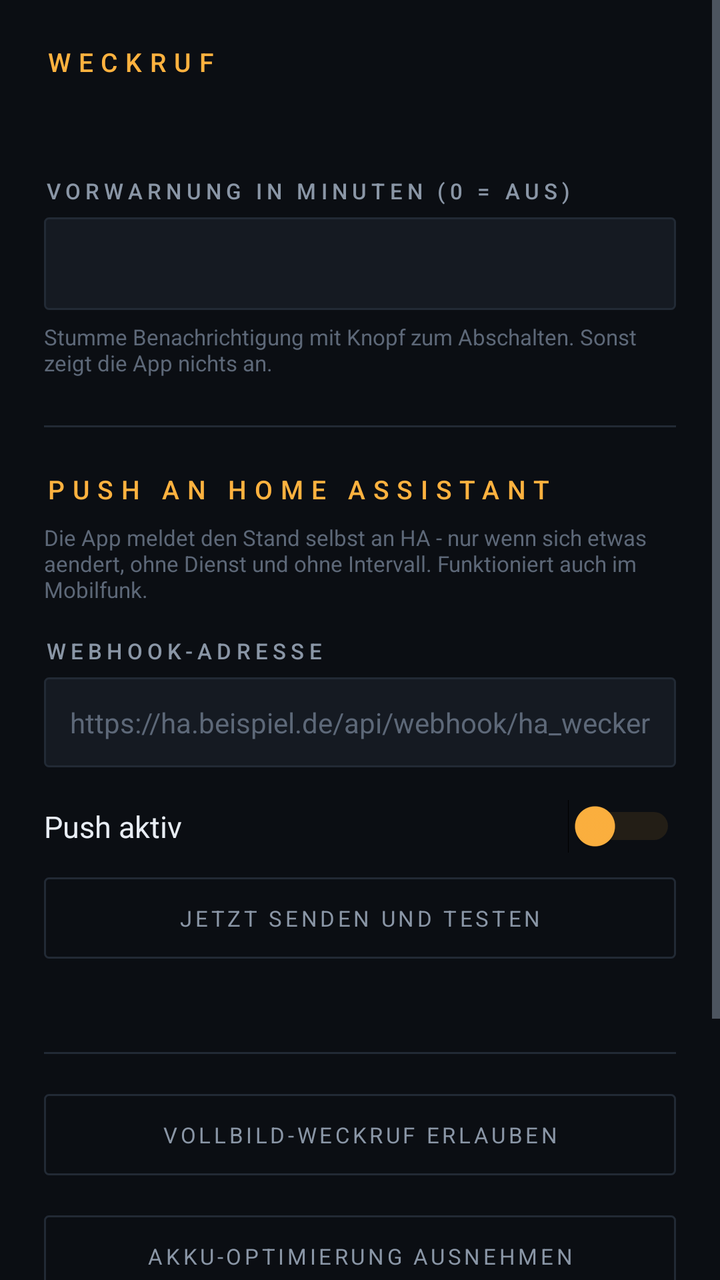
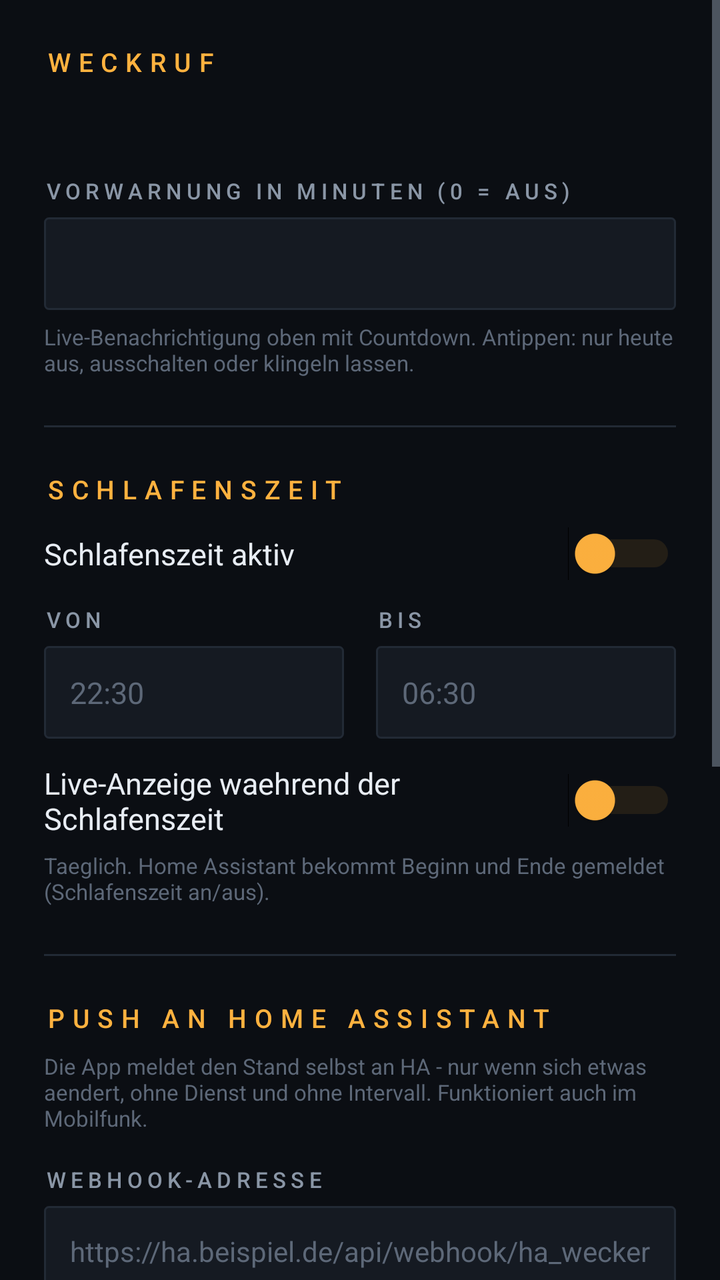

An Android layout rendered at two revisions. The XML below is the earlier revision; the diff shows what the commit changed to produce the second picture.
<!-- AndroidManifest.xml: application theme AppTheme -->
<!-- res/layout/dialog_settings.xml -->
<?xml version="1.0" encoding="utf-8"?>
<ScrollView xmlns:android="http://schemas.android.com/apk/res/android"
    xmlns:tools="http://schemas.android.com/tools"
    android:layout_width="match_parent"
    android:layout_height="wrap_content"
    android:background="@color/bg">

    <LinearLayout
        android:layout_width="match_parent"
        android:layout_height="wrap_content"
        android:orientation="vertical"
        android:padding="22dp">

        <TextView
            android:layout_width="wrap_content"
            android:layout_height="wrap_content"
            android:fontFamily="sans-serif-medium"
            android:letterSpacing="0.3"
            android:text="WECKRUF"
            android:textColor="@color/accent"
            android:textSize="13sp" />

        <TextView
            android:id="@+id/cfgInfo"
            android:layout_width="match_parent"
            android:layout_height="wrap_content"
            android:layout_marginTop="10dp"
            android:fontFamily="monospace"
            android:textColor="@color/text_dim"
            android:textSize="12sp" />

        <TextView
            style="@style/Label"
            android:layout_width="wrap_content"
            android:layout_height="wrap_content"
            android:layout_marginTop="22dp"
            android:text="Vorwarnung in Minuten (0 = aus)" />

        <EditText
            android:id="@+id/cfgPrewarn"
            android:layout_width="match_parent"
            android:layout_height="wrap_content"
            android:layout_marginTop="6dp"
            android:background="@drawable/bg_strip"
            android:inputType="number"
            android:maxLength="3"
            android:padding="13dp"
            android:textColor="@color/text"
            android:textSize="15sp"
            tools:ignore="Autofill,LabelFor" />

        <TextView
            android:layout_width="match_parent"
            android:layout_height="wrap_content"
            android:layout_marginTop="6dp"
            android:text="Stumme Benachrichtigung mit Knopf zum Abschalten. Sonst zeigt die App nichts an."
            android:textColor="@color/text_off"
            android:textSize="11sp" />

        <View
            android:layout_width="match_parent"
            android:layout_height="1dp"
            android:layout_marginTop="24dp"
            android:background="@color/line" />

        <TextView
            android:layout_width="wrap_content"
            android:layout_height="wrap_content"
            android:layout_marginTop="22dp"
            android:fontFamily="sans-serif-medium"
            android:letterSpacing="0.3"
            android:text="PUSH AN HOME ASSISTANT"
            android:textColor="@color/accent"
            android:textSize="13sp" />

        <TextView
            android:layout_width="match_parent"
            android:layout_height="wrap_content"
            android:layout_marginTop="8dp"
            android:text="Die App meldet den Stand selbst an HA - nur wenn sich etwas aendert, ohne Dienst und ohne Intervall. Funktioniert auch im Mobilfunk."
            android:textColor="@color/text_off"
            android:textSize="11sp" />

        <TextView
            style="@style/Label"
            android:layout_width="wrap_content"
            android:layout_height="wrap_content"
            android:layout_marginTop="16dp"
            android:text="Webhook-Adresse" />

        <EditText
            android:id="@+id/cfgHaUrl"
            android:layout_width="match_parent"
            android:layout_height="wrap_content"
            android:layout_marginTop="6dp"
            android:background="@drawable/bg_strip"
            android:hint="https://ha.beispiel.de/api/webhook/ha_wecker"
            android:inputType="textUri"
            android:padding="13dp"
            android:textColor="@color/text"
            android:textColorHint="@color/text_off"
            android:textSize="14sp"
            tools:ignore="Autofill,LabelFor,TextFields" />

        <LinearLayout
            android:layout_width="match_parent"
            android:layout_height="wrap_content"
            android:layout_marginTop="16dp"
            android:gravity="center_vertical"
            android:orientation="horizontal">

            <TextView
                android:layout_width="0dp"
                android:layout_height="wrap_content"
                android:layout_weight="1"
                android:text="Push aktiv"
                android:textColor="@color/text"
                android:textSize="15sp" />

            <Switch
                android:id="@+id/cfgPushEnabled"
                android:layout_width="wrap_content"
                android:layout_height="wrap_content"
                android:thumbTint="@color/accent"
                android:trackTint="@color/accent_dim"
                tools:ignore="UseSwitchCompatOrMaterialXml" />
        </LinearLayout>

        <TextView
            android:id="@+id/cfgPushNow"
            android:layout_width="match_parent"
            android:layout_height="wrap_content"
            android:layout_marginTop="12dp"
            android:background="@drawable/btn_outline"
            android:gravity="center"
            android:letterSpacing="0.14"
            android:paddingTop="13dp"
            android:paddingBottom="13dp"
            android:text="JETZT SENDEN UND TESTEN"
            android:textColor="@color/text_dim"
            android:textSize="11sp" />

        <TextView
            android:id="@+id/cfgPushStatus"
            android:layout_width="match_parent"
            android:layout_height="wrap_content"
            android:layout_marginTop="8dp"
            android:fontFamily="monospace"
            android:textColor="@color/text_off"
            android:textSize="11sp" />

        <View
            android:layout_width="match_parent"
            android:layout_height="1dp"
            android:layout_marginTop="24dp"
            android:background="@color/line" />

        <TextView
            android:id="@+id/cfgFullscreen"
            android:layout_width="match_parent"
            android:layout_height="wrap_content"
            android:layout_marginTop="20dp"
            android:background="@drawable/btn_outline"
            android:gravity="center"
            android:letterSpacing="0.14"
            android:paddingTop="13dp"
            android:paddingBottom="13dp"
            android:text="VOLLBILD-WECKRUF ERLAUBEN"
            android:textColor="@color/text_dim"
            android:textSize="11sp" />

        <TextView
            android:id="@+id/cfgBattery"
            android:layout_width="match_parent"
            android:layout_height="wrap_content"
            android:layout_marginTop="20dp"
            android:background="@drawable/btn_outline"
            android:gravity="center"
            android:letterSpacing="0.14"
            android:paddingTop="13dp"
            android:paddingBottom="13dp"
            android:text="AKKU-OPTIMIERUNG AUSNEHMEN"
            android:textColor="@color/text_dim"
            android:textSize="11sp" />

        <TextView
            android:id="@+id/cfgExact"
            android:layout_width="match_parent"
            android:layout_height="wrap_content"
            android:layout_marginTop="10dp"
            android:background="@drawable/btn_outline"
            android:gravity="center"
            android:letterSpacing="0.14"
            android:paddingTop="13dp"
            android:paddingBottom="13dp"
            android:text="EXAKTE ALARME ERLAUBEN"
            android:textColor="@color/text_dim"
            android:textSize="11sp" />

        <TextView
            android:id="@+id/cfgTest"
            android:layout_width="match_parent"
            android:layout_height="wrap_content"
            android:layout_marginTop="18dp"
            android:background="@drawable/btn_primary"
            android:fontFamily="sans-serif-medium"
            android:gravity="center"
            android:letterSpacing="0.14"
            android:paddingTop="14dp"
            android:paddingBottom="14dp"
            android:text="TESTWECKRUF IN 15 SEKUNDEN"
            android:textColor="#FF14181F"
            android:textSize="11sp" />

        <TextView
            android:layout_width="match_parent"
            android:layout_height="wrap_content"
            android:layout_marginTop="8dp"
            android:text="Nach dem Antippen Bildschirm ausschalten und warten."
            android:textColor="@color/text_off"
            android:textSize="11sp" />
    </LinearLayout>
</ScrollView>
<!-- resources referenced by this layout -->
<resources>
  <color name="accent">#FFFFB23F</color>
  <color name="accent_dim">#FF5A4320</color>
  <color name="bg">#FF0B0E13</color>
  <color name="line">#FF222A35</color>
  <color name="text">#FFE8EDF4</color>
  <color name="text_dim">#FF8A96A6</color>
  <color name="text_off">#FF5D6878</color>
  <!-- drawable bg_strip (drawable) -->
  <?xml version="1.0" encoding="utf-8"?>
  <shape xmlns:android="http://schemas.android.com/apk/res/android" android:shape="rectangle">
      <solid android:color="@color/surface" />
      <corners android:radius="2dp" />
      <stroke android:width="1dp" android:color="@color/line" />
  </shape>
  <!-- drawable btn_outline (drawable) -->
  <?xml version="1.0" encoding="utf-8"?>
  <selector xmlns:android="http://schemas.android.com/apk/res/android">
      <item android:state_pressed="true">
          <shape android:shape="rectangle">
              <solid android:color="@color/surface_alt" />
              <stroke android:width="1dp" android:color="@color/accent" />
              <corners android:radius="2dp" />
          </shape>
      </item>
      <item>
          <shape android:shape="rectangle">
              <solid android:color="@color/transparent" />
              <stroke android:width="1dp" android:color="@color/line" />
              <corners android:radius="2dp" />
          </shape>
      </item>
  </selector>
  <!-- drawable btn_primary (drawable) -->
  <?xml version="1.0" encoding="utf-8"?>
  <selector xmlns:android="http://schemas.android.com/apk/res/android">
      <item android:state_pressed="true">
          <shape android:shape="rectangle">
              <solid android:color="#FFD9962F" />
              <corners android:radius="2dp" />
          </shape>
      </item>
      <item>
          <shape android:shape="rectangle">
              <solid android:color="@color/accent" />
              <corners android:radius="2dp" />
          </shape>
      </item>
  </selector>
  <style name="Label">
          <item name="android:textColor">@color/text_dim</item>
          <item name="android:textSize">11sp</item>
          <item name="android:letterSpacing">0.22</item>
          <item name="android:textAllCaps">true</item>
          <item name="android:fontFamily">sans-serif-medium</item>
      </style>
  <style name="AppTheme" parent="@android:style/Theme.Material.NoActionBar">
          <item name="android:windowBackground">@color/bg</item>
          <item name="android:statusBarColor">@color/bg</item>
          <item name="android:navigationBarColor">@color/bg</item>
          <item name="android:colorAccent">@color/accent</item>
          <item name="android:colorControlActivated">@color/accent</item>
          <item name="android:textColorPrimary">@color/text</item>
          <item name="android:textColorSecondary">@color/text_dim</item>
          <item name="android:colorBackground">@color/bg</item>
      </style>
  <color name="surface">#FF151A22</color>
  <color name="surface_alt">#FF1D242E</color>
  <color name="transparent">#00000000</color>
</resources>

<!-- the commit's change to res/layout/dialog_settings.xml (unified diff, before → after) -->
@@ -53,7 +53,143 @@
             android:layout_width="match_parent"
             android:layout_height="wrap_content"
             android:layout_marginTop="6dp"
-            android:text="Stumme Benachrichtigung mit Knopf zum Abschalten. Sonst zeigt die App nichts an."
+            android:text="Live-Benachrichtigung oben mit Countdown. Antippen: nur heute aus, ausschalten oder klingeln lassen."
+            android:textColor="@color/text_off"
+            android:textSize="11sp" />
+
+
+        <View
+            android:layout_width="match_parent"
+            android:layout_height="1dp"
+            android:layout_marginTop="24dp"
+            android:background="@color/line" />
+
+        <TextView
+            android:layout_width="wrap_content"
+            android:layout_height="wrap_content"
+            android:layout_marginTop="22dp"
+            android:fontFamily="sans-serif-medium"
+            android:letterSpacing="0.3"
+            android:text="SCHLAFENSZEIT"
+            android:textColor="@color/accent"
+            android:textSize="13sp" />
+
+        <LinearLayout
+            android:layout_width="match_parent"
+            android:layout_height="wrap_content"
+            android:layout_marginTop="10dp"
+            android:gravity="center_vertical"
+            android:orientation="horizontal">
+
+            <TextView
+                android:layout_width="0dp"
+                android:layout_height="wrap_content"
+                android:layout_weight="1"
+                android:text="Schlafenszeit aktiv"
+                android:textColor="@color/text"
+                android:textSize="15sp" />
+
+            <Switch
+                android:id="@+id/cfgSleepEnabled"
+                android:layout_width="wrap_content"
+                android:layout_height="wrap_content"
+                android:thumbTint="@color/accent"
+                android:trackTint="@color/accent_dim"
+                tools:ignore="UseSwitchCompatOrMaterialXml" />
+        </LinearLayout>
+
+        <LinearLayout
+            android:layout_width="match_parent"
+            android:layout_height="wrap_content"
+            android:layout_marginTop="12dp"
+            android:orientation="horizontal">
+
+            <LinearLayout
+                android:layout_width="0dp"
+                android:layout_height="wrap_content"
+                android:layout_weight="1"
+                android:layout_marginEnd="8dp"
+                android:orientation="vertical">
+
+                <TextView
+                    style="@style/Label"
+                    android:layout_width="wrap_content"
+                    android:layout_height="wrap_content"
+                    android:text="Von" />
+
+                <EditText
+                    android:id="@+id/cfgSleepStart"
+                    android:layout_width="match_parent"
+                    android:layout_height="wrap_content"
+                    android:layout_marginTop="6dp"
+                    android:background="@drawable/bg_strip"
+                    android:hint="22:30"
+                    android:inputType="time"
+                    android:padding="13dp"
+                    android:textColor="@color/text"
+                    android:textColorHint="@color/text_off"
+                    android:textSize="15sp"
+                    tools:ignore="Autofill,LabelFor" />
+            </LinearLayout>
+
+            <LinearLayout
+                android:layout_width="0dp"
+                android:layout_height="wrap_content"
+                android:layout_weight="1"
+                android:layout_marginStart="8dp"
+                android:orientation="vertical">
+
+                <TextView
+                    style="@style/Label"
+                    android:layout_width="wrap_content"
+                    android:layout_height="wrap_content"
+                    android:text="Bis" />
+
+                <EditText
+                    android:id="@+id/cfgSleepEnd"
+                    android:layout_width="match_parent"
+                    android:layout_height="wrap_content"
+                    android:layout_marginTop="6dp"
+                    android:background="@drawable/bg_strip"
+                    android:hint="06:30"
+                    android:inputType="time"
+                    android:padding="13dp"
+                    android:textColor="@color/text"
+                    android:textColorHint="@color/text_off"
+                    android:textSize="15sp"
+                    tools:ignore="Autofill,LabelFor" />
+            </LinearLayout>
+        </LinearLayout>
+
+        <LinearLayout
+            android:layout_width="match_parent"
+            android:layout_height="wrap_content"
+            android:layout_marginTop="12dp"
+            android:gravity="center_vertical"
+            android:orientation="horizontal">
+
+            <TextView
+                android:layout_width="0dp"
+                android:layout_height="wrap_content"
+                android:layout_weight="1"
+                android:text="Live-Anzeige waehrend der Schlafenszeit"
+                android:textColor="@color/text"
+                android:textSize="15sp" />
+
+            <Switch
+                android:id="@+id/cfgSleepNotify"
+                android:layout_width="wrap_content"
+                android:layout_height="wrap_content"
+                android:thumbTint="@color/accent"
+                android:trackTint="@color/accent_dim"
+                tools:ignore="UseSwitchCompatOrMaterialXml" />
+        </LinearLayout>
+
+        <TextView
+            android:layout_width="match_parent"
+            android:layout_height="wrap_content"
+            android:layout_marginTop="6dp"
+            android:text="Taeglich. Home Assistant bekommt Beginn und Ende gemeldet (Schlafenszeit an/aus)."
             android:textColor="@color/text_off"
             android:textSize="11sp" />
 
